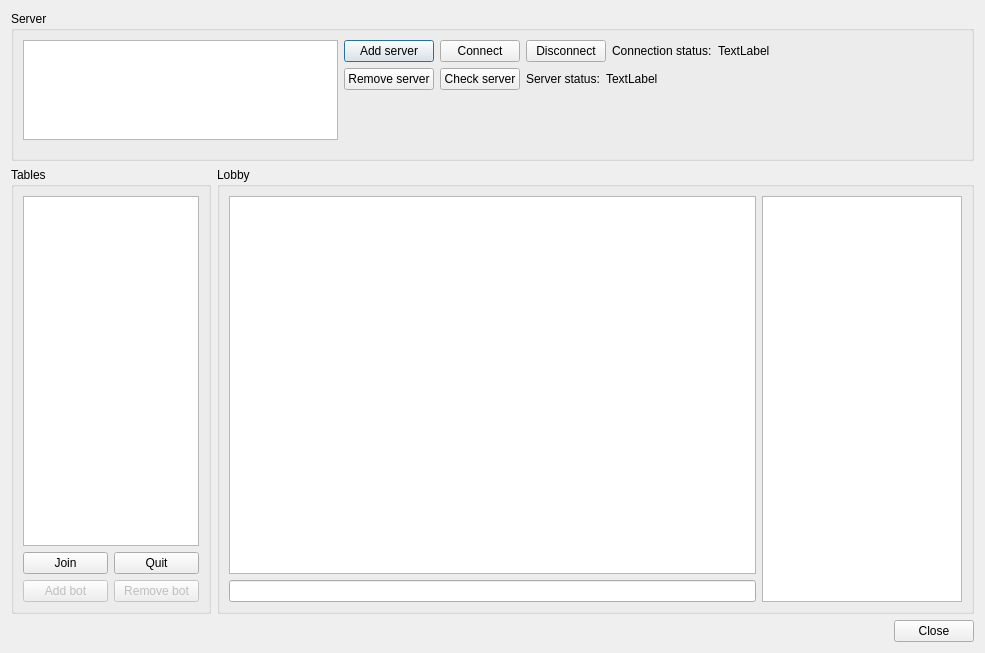
First picture: the form in src/desktop/forms/LobbyUI.ui, repository arabine/icl, before the edit.
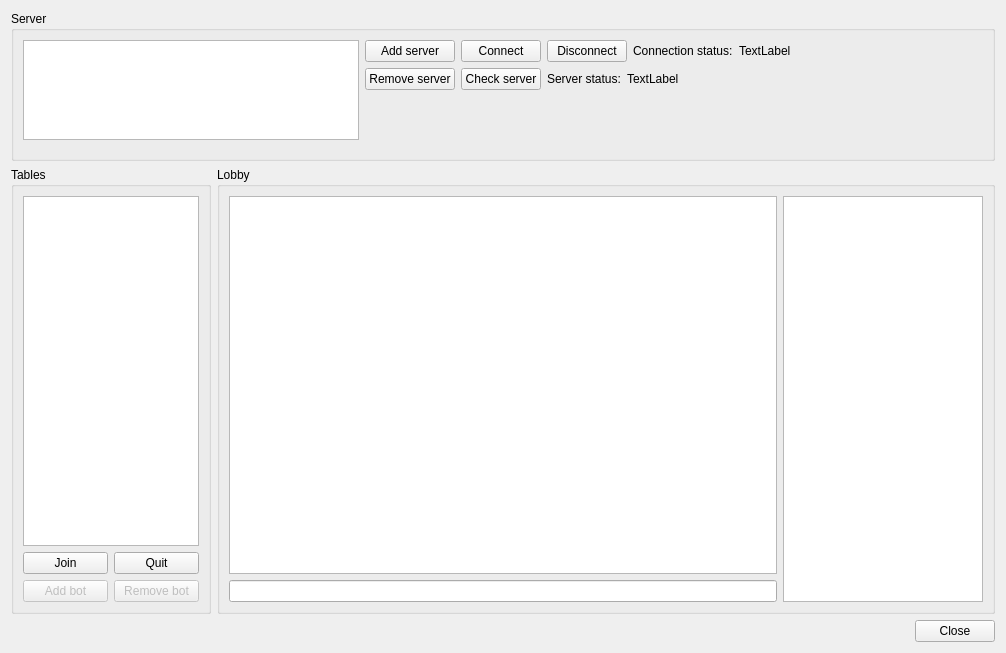
Second picture: the form after the edit.

Commit message: Removed default focus on buttons

```diff
--- a/src/desktop/forms/LobbyUI.ui
+++ b/src/desktop/forms/LobbyUI.ui
@@ -6,7 +6,7 @@
    <rect>
     <x>0</x>
     <y>0</y>
-    <width>985</width>
+    <width>1006</width>
     <height>653</height>
    </rect>
   </property>
@@ -77,6 +77,9 @@
             <property name="text">
              <string>Add server</string>
             </property>
+            <property name="autoDefault">
+             <bool>false</bool>
+            </property>
            </widget>
           </item>
           <item>
@@ -84,6 +87,9 @@
             <property name="text">
              <string>Remove server</string>
             </property>
+            <property name="autoDefault">
+             <bool>false</bool>
+            </property>
            </widget>
           </item>
           <item>
@@ -110,6 +116,9 @@
               <property name="text">
                <string>Connect</string>
               </property>
+              <property name="autoDefault">
+               <bool>false</bool>
+              </property>
              </widget>
             </item>
             <item>
@@ -117,6 +126,9 @@
               <property name="text">
                <string>Disconnect</string>
               </property>
+              <property name="autoDefault">
+               <bool>false</bool>
+              </property>
              </widget>
             </item>
             <item>
@@ -155,6 +167,9 @@
               <property name="text">
                <string>Check server</string>
               </property>
+              <property name="autoDefault">
+               <bool>false</bool>
+              </property>
              </widget>
             </item>
             <item>
@@ -230,6 +245,9 @@
             <property name="text">
              <string>Join</string>
             </property>
+            <property name="autoDefault">
+             <bool>false</bool>
+            </property>
            </widget>
           </item>
           <item>
@@ -237,6 +255,9 @@
             <property name="text">
              <string>Quit</string>
             </property>
+            <property name="autoDefault">
+             <bool>false</bool>
+            </property>
            </widget>
           </item>
          </layout>
@@ -251,6 +272,9 @@
             <property name="text">
              <string>Add bot</string>
             </property>
+            <property name="autoDefault">
+             <bool>false</bool>
+            </property>
            </widget>
           </item>
           <item>
@@ -261,6 +285,9 @@
             <property name="text">
              <string>Remove bot</string>
             </property>
+            <property name="autoDefault">
+             <bool>false</bool>
+            </property>
            </widget>
           </item>
          </layout>
@@ -319,6 +346,9 @@
        <property name="text">
         <string>Close</string>
        </property>
+       <property name="autoDefault">
+        <bool>false</bool>
+       </property>
       </widget>
      </item>
     </layout>
```
The commit also changes 1 other file.
